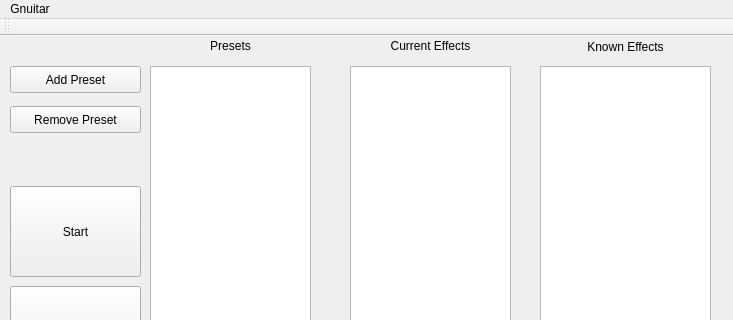
hermeszhang/gnu-guitar-gui, file src/gnuitar-qt/main-window.ui: the form before one commit; both pictures show x 0 to 733 and y 0 to 320 of the 733 by 527 pixel window.
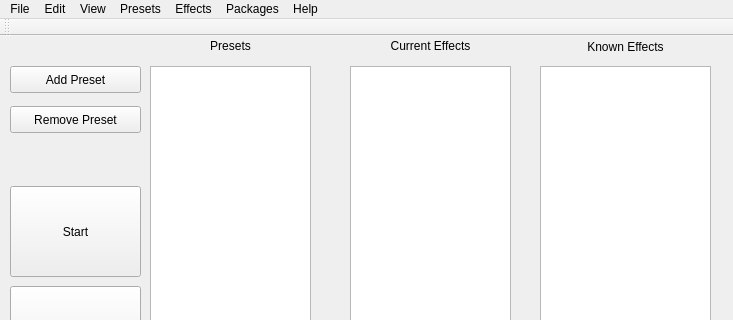
The form after the commit.

Commit message: added more menu bar items

The edit to the form file:
```diff
--- a/src/gnuitar-qt/main-window.ui
+++ b/src/gnuitar-qt/main-window.ui
@@ -262,12 +262,51 @@
      <height>25</height>
     </rect>
    </property>
-   <widget class="QMenu" name="menuGnuitar">
+   <widget class="QMenu" name="menu_file">
     <property name="title">
-     <string>Gnuitar</string>
+     <string>File</string>
     </property>
    </widget>
-   <addaction name="menuGnuitar"/>
+   <widget class="QMenu" name="menu_edit">
+    <property name="title">
+     <string>Edit</string>
+    </property>
+   </widget>
+   <widget class="QMenu" name="menu_view">
+    <property name="title">
+     <string>View</string>
+    </property>
+   </widget>
+   <widget class="QMenu" name="menu_presets">
+    <property name="title">
+     <string>Presets</string>
+    </property>
+   </widget>
+   <widget class="QMenu" name="menu_effects">
+    <property name="title">
+     <string>Effects</string>
+    </property>
+   </widget>
+   <widget class="QMenu" name="menu_packages">
+    <property name="title">
+     <string>Packages</string>
+    </property>
+    <addaction name="open_package"/>
+   </widget>
+   <widget class="QMenu" name="menu_help">
+    <property name="title">
+     <string>Help</string>
+    </property>
+    <addaction name="report_an_issue"/>
+    <addaction name="view_documentation"/>
+   </widget>
+   <addaction name="menu_file"/>
+   <addaction name="menu_edit"/>
+   <addaction name="menu_view"/>
+   <addaction name="menu_presets"/>
+   <addaction name="menu_effects"/>
+   <addaction name="menu_packages"/>
+   <addaction name="menu_help"/>
   </widget>
  </widget>
  <layoutdefault spacing="6" margin="11"/>
```
Left out of the diff: 39 changed lines with no effect on the pictures.
